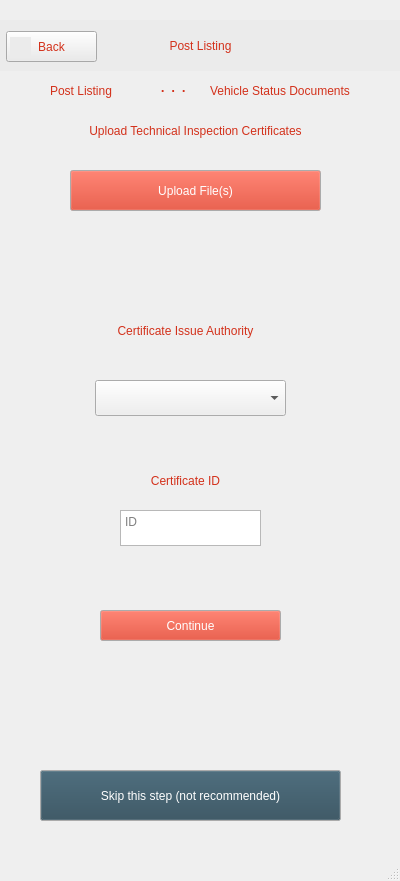
Before: the Qt Designer form src/ui/qt_ui/post_lst_3.ui in st1069364/CarBazaar, drawn with Qt 5.
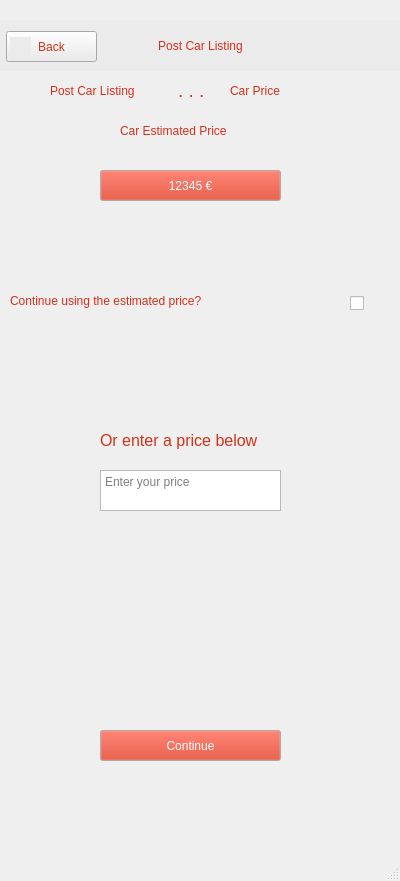
After: the same form once the commit is applied. Icons and pictures are not drawn.

Commit message: Updates in UI Screens and driver code for use case 'Post Car Listing'

Diff of the .ui file:
```diff
--- a/src/ui/qt_ui/post_lst_3.ui
+++ b/src/ui/qt_ui/post_lst_3.ui
@@ -14,49 +14,407 @@
    <string>MainWindow</string>
   </property>
   <widget class="QWidget" name="centralwidget">
-   <widget class="QLabel" name="label_5">
+   <widget class="QLabel" name="label_10">
     <property name="geometry">
      <rect>
-      <x>20</x>
-      <y>80</y>
-      <width>61</width>
-      <height>20</height>
+      <x>178</x>
+      <y>75</y>
+      <width>31</width>
+      <height>31</height>
      </rect>
     </property>
     <property name="text">
-     <string/>
+     <string>&lt;html&gt;&lt;head/&gt;&lt;body&gt;&lt;p&gt;&lt;span style=&quot; font-size:14pt; color:#d3311b;&quot;&gt;. . .&lt;/span&gt;&lt;/p&gt;&lt;/body&gt;&lt;/html&gt;</string>
     </property>
-    <property name="pixmap">
-     <pixmap resource="app_res.qrc">:/resources/resources/arrow.png</pixmap>
-    </property>
    </widget>
-   <widget class="QLabel" name="label_6">
+   <widget class="QLabel" name="label_13">
     <property name="geometry">
      <rect>
-      <x>50</x>
-      <y>80</y>
-      <width>91</width>
+      <x>120</x>
+      <y>120</y>
+      <width>171</width>
       <height>22</height>
      </rect>
     </property>
     <property name="text">
-     <string>&lt;html&gt;&lt;head/&gt;&lt;body&gt;&lt;p&gt;&lt;span style=&quot; color:#d3311b;&quot;&gt;Post Listing&lt;/span&gt;&lt;/p&gt;&lt;/body&gt;&lt;/html&gt;</string>
+     <string>&lt;html&gt;&lt;head/&gt;&lt;body&gt;&lt;p&gt;&lt;span style=&quot; color:#d3311b;&quot;&gt;Car Estimated Price&lt;/span&gt;&lt;/p&gt;&lt;/body&gt;&lt;/html&gt;</string>
     </property>
    </widget>
-   <widget class="QLabel" name="label_8">
+   <widget class="QPushButton" name="continue_button">
     <property name="geometry">
      <rect>
-      <x>0</x>
-      <y>0</y>
-      <width>431</width>
+      <x>100</x>
+      <y>730</y>
+      <width>181</width>
+      <height>31</height>
+     </rect>
+    </property>
+    <property name="palette">
+     <palette>
+      <active>
+       <colorrole role="WindowText">
+        <brush brushstyle="SolidPattern">
+         <color alpha="255">
+          <red>0</red>
+          <green>0</green>
+          <blue>0</blue>
+         </color>
+        </brush>
+       </colorrole>
+       <colorrole role="Button">
+        <brush brushstyle="SolidPattern">
+         <color alpha="255">
+          <red>211</red>
+          <green>49</green>
+          <blue>27</blue>
+         </color>
+        </brush>
+       </colorrole>
+       <colorrole role="Text">
+        <brush brushstyle="SolidPattern">
+         <color alpha="255">
+          <red>0</red>
+          <green>0</green>
+          <blue>0</blue>
+         </color>
+        </brush>
+       </colorrole>
+       <colorrole role="ButtonText">
+        <brush brushstyle="SolidPattern">
+         <color alpha="255">
+          <red>255</red>
+          <green>255</green>
+          <blue>255</blue>
+         </color>
+        </brush>
+       </colorrole>
+       <colorrole role="PlaceholderText">
+        <brush brushstyle="SolidPattern">
+         <color alpha="128">
+          <red>0</red>
+          <green>0</green>
+          <blue>0</blue>
+         </color>
+        </brush>
+       </colorrole>
+      </active>
+      <inactive>
+       <colorrole role="WindowText">
+        <brush brushstyle="SolidPattern">
+         <color alpha="255">
+          <red>0</red>
+          <green>0</green>
+          <blue>0</blue>
+         </color>
+        </brush>
+       </colorrole>
+       <colorrole role="Button">
+        <brush brushstyle="SolidPattern">
+         <color alpha="255">
+          <red>211</red>
+          <green>49</green>
+          <blue>27</blue>
+         </color>
+        </brush>
+       </colorrole>
+       <colorrole role="Text">
+        <brush brushstyle="SolidPattern">
+         <color alpha="255">
+          <red>0</red>
+          <green>0</green>
+          <blue>0</blue>
+         </color>
+        </brush>
+       </colorrole>
+       <colorrole role="ButtonText">
+        <brush brushstyle="SolidPattern">
+         <color alpha="255">
+          <red>255</red>
+          <green>255</green>
+          <blue>255</blue>
+         </color>
+        </brush>
+       </colorrole>
+       <colorrole role="PlaceholderText">
+        <brush brushstyle="SolidPattern">
+         <color alpha="128">
+          <red>0</red>
+          <green>0</green>
+          <blue>0</blue>
+         </color>
+        </brush>
+       </colorrole>
+      </inactive>
+      <disabled>
+       <colorrole role="WindowText">
+        <brush brushstyle="SolidPattern">
+         <color alpha="255">
+          <red>160</red>
+          <green>161</green>
+          <blue>163</blue>
+         </color>
+        </brush>
+       </colorrole>
+       <colorrole role="Button">
+        <brush brushstyle="SolidPattern">
+         <color alpha="255">
+          <red>211</red>
+          <green>49</green>
+          <blue>27</blue>
+         </color>
+        </brush>
+       </colorrole>
+       <colorrole role="Text">
+        <brush brushstyle="SolidPattern">
+         <color alpha="255">
+          <red>170</red>
+          <green>171</green>
+          <blue>172</blue>
+         </color>
+        </brush>
+       </colorrole>
+       <colorrole role="ButtonText">
+        <brush brushstyle="SolidPattern">
+         <color alpha="255">
+          <red>127</red>
+          <green>127</green>
+          <blue>127</blue>
+         </color>
+        </brush>
+       </colorrole>
+       <colorrole role="PlaceholderText">
+        <brush brushstyle="SolidPattern">
+         <color alpha="128">
+          <red>35</red>
+          <green>38</green>
+          <blue>41</blue>
+         </color>
+        </brush>
+       </colorrole>
+      </disabled>
+     </palette>
+    </property>
+    <property name="acceptDrops">
+     <bool>false</bool>
+    </property>
+    <property name="text">
+     <string>Continue</string>
+    </property>
+   </widget>
+   <widget class="QPushButton" name="price_box">
+    <property name="geometry">
+     <rect>
+      <x>100</x>
+      <y>170</y>
+      <width>181</width>
+      <height>31</height>
+     </rect>
+    </property>
+    <property name="palette">
+     <palette>
+      <active>
+       <colorrole role="WindowText">
+        <brush brushstyle="SolidPattern">
+         <color alpha="255">
+          <red>0</red>
+          <green>0</green>
+          <blue>0</blue>
+         </color>
+        </brush>
+       </colorrole>
+       <colorrole role="Button">
+        <brush brushstyle="SolidPattern">
+         <color alpha="255">
+          <red>211</red>
+          <green>49</green>
+          <blue>27</blue>
+         </color>
+        </brush>
+       </colorrole>
+       <colorrole role="Text">
+        <brush brushstyle="SolidPattern">
+         <color alpha="255">
+          <red>0</red>
+          <green>0</green>
+          <blue>0</blue>
+         </color>
+        </brush>
+       </colorrole>
+       <colorrole role="ButtonText">
+        <brush brushstyle="SolidPattern">
+         <color alpha="255">
+          <red>255</red>
+          <green>255</green>
+          <blue>255</blue>
+         </color>
+        </brush>
+       </colorrole>
+       <colorrole role="PlaceholderText">
+        <brush brushstyle="SolidPattern">
+         <color alpha="128">
+          <red>0</red>
+          <green>0</green>
+          <blue>0</blue>
+         </color>
+        </brush>
+       </colorrole>
+      </active>
+      <inactive>
+       <colorrole role="WindowText">
+        <brush brushstyle="SolidPattern">
+         <color alpha="255">
+          <red>0</red>
+          <green>0</green>
+          <blue>0</blue>
+         </color>
+        </brush>
+       </colorrole>
+       <colorrole role="Button">
+        <brush brushstyle="SolidPattern">
+         <color alpha="255">
+          <red>211</red>
+          <green>49</green>
+          <blue>27</blue>
+         </color>
+        </brush>
+       </colorrole>
+       <colorrole role="Text">
+        <brush brushstyle="SolidPattern">
+         <color alpha="255">
+          <red>0</red>
+          <green>0</green>
+          <blue>0</blue>
+         </color>
+        </brush>
+       </colorrole>
+       <colorrole role="ButtonText">
+        <brush brushstyle="SolidPattern">
+         <color alpha="255">
+          <red>255</red>
+          <green>255</green>
+          <blue>255</blue>
+         </color>
+        </brush>
+       </colorrole>
+       <colorrole role="PlaceholderText">
+        <brush brushstyle="SolidPattern">
+         <color alpha="128">
+          <red>0</red>
+          <green>0</green>
+          <blue>0</blue>
+         </color>
+        </brush>
+       </colorrole>
+      </inactive>
+      <disabled>
+       <colorrole role="WindowText">
+        <brush brushstyle="SolidPattern">
+         <color alpha="255">
+          <red>160</red>
+          <green>161</green>
+          <blue>163</blue>
+         </color>
+        </brush>
+       </colorrole>
+       <colorrole role="Button">
+        <brush brushstyle="SolidPattern">
+         <color alpha="255">
+          <red>211</red>
+          <green>49</green>
+          <blue>27</blue>
+         </color>
+        </brush>
+       </colorrole>
+       <colorrole role="Text">
+        <brush brushstyle="SolidPattern">
+         <color alpha="255">
+          <red>170</red>
+          <green>171</green>
+          <blue>172</blue>
+         </color>
+        </brush>
+       </colorrole>
+       <colorrole role="ButtonText">
+        <brush brushstyle="SolidPattern">
+         <color alpha="255">
+          <red>127</red>
+          <green>127</green>
+          <blue>127</blue>
+         </color>
+        </brush>
+       </colorrole>
+       <colorrole role="PlaceholderText">
+        <brush brushstyle="SolidPattern">
+         <color alpha="128">
+          <red>35</red>
+          <green>38</green>
+          <blue>41</blue>
+         </color>
+        </brush>
+       </colorrole>
+      </disabled>
+     </palette>
+    </property>
+    <property name="acceptDrops">
+     <bool>false</bool>
+    </property>
+    <property name="text">
+     <string>12345 €</string>
+    </property>
+   </widget>
+   <widget class="QLabel" name="label_14">
+    <property name="geometry">
+     <rect>
+      <x>10</x>
+      <y>290</y>
+      <width>271</width>
       <height>22</height>
      </rect>
     </property>
     <property name="text">
+     <string>&lt;html&gt;&lt;head/&gt;&lt;body&gt;&lt;p&gt;&lt;span style=&quot; color:#d3311b;&quot;&gt;Continue using the estimated price?&lt;/span&gt;&lt;/p&gt;&lt;/body&gt;&lt;/html&gt;</string>
+    </property>
+   </widget>
+   <widget class="QCheckBox" name="checkBox">
+    <property name="geometry">
+     <rect>
+      <x>350</x>
+      <y>290</y>
+      <width>21</width>
+      <height>26</height>
+     </rect>
+    </property>
+    <property name="text">
      <string/>
     </property>
-    <property name="pixmap">
-     <pixmap resource="app_res.qrc">:/resources/resources/phone_status_bar.png</pixmap>
+    <property name="tristate">
+     <bool>false</bool>
+    </property>
+   </widget>
+   <widget class="QLabel" name="label_15">
+    <property name="geometry">
+     <rect>
+      <x>100</x>
+      <y>430</y>
+      <width>181</width>
+      <height>22</height>
+     </rect>
+    </property>
+    <property name="text">
+     <string>&lt;html&gt;&lt;head/&gt;&lt;body&gt;&lt;p&gt;&lt;span style=&quot; font-size:12pt; color:#d3311b;&quot;&gt;Or enter a price below&lt;/span&gt;&lt;/p&gt;&lt;/body&gt;&lt;/html&gt;</string>
+    </property>
+   </widget>
+   <widget class="QTextEdit" name="textEdit">
+    <property name="geometry">
+     <rect>
+      <x>100</x>
+      <y>470</y>
+      <width>181</width>
+      <height>41</height>
+     </rect>
+    </property>
+    <property name="placeholderText">
+     <string>Enter your price</string>
     </property>
    </widget>
    <widget class="QLabel" name="label_4">
@@ -96,14 +454,14 @@
     <widget class="QLabel" name="label">
      <property name="geometry">
       <rect>
-       <x>170</x>
+       <x>150</x>
        <y>15</y>
-       <width>81</width>
+       <width>121</width>
        <height>22</height>
       </rect>
      </property>
      <property name="text">
-      <string>&lt;html&gt;&lt;head/&gt;&lt;body&gt;&lt;p&gt;&lt;span style=&quot; color:#d3311b;&quot;&gt;Post Listing&lt;/span&gt;&lt;/p&gt;&lt;/body&gt;&lt;/html&gt;</string>
+      <string>&lt;html&gt;&lt;head/&gt;&lt;body&gt;&lt;p&gt;&lt;span style=&quot; color:#d3311b;&quot;&gt;Post Car Listing&lt;/span&gt;&lt;/p&gt;&lt;/body&gt;&lt;/html&gt;</string>
      </property>
      <property name="alignment">
       <set>Qt::AlignCenter</set>
@@ -279,10 +637,26 @@
      </property>
     </widget>
    </widget>
-   <widget class="QLabel" name="label_9">
+   <widget class="QLabel" name="label_8">
     <property name="geometry">
      <rect>
-      <x>130</x>
+      <x>0</x>
+      <y>0</y>
+      <width>431</width>
+      <height>22</height>
+     </rect>
+    </property>
+    <property name="text">
+     <string/>
+    </property>
+    <property name="pixmap">
+     <pixmap resource="app_res.qrc">:/resources/resources/phone_status_bar.png</pixmap>
+    </property>
+   </widget>
+   <widget class="QLabel" name="label_5">
+    <property name="geometry">
+     <rect>
+      <x>20</x>
       <y>80</y>
       <width>61</width>
       <height>20</height>
@@ -295,25 +669,25 @@
      <pixmap resource="app_res.qrc">:/resources/resources/arrow.png</pixmap>
     </property>
    </widget>
-   <widget class="QLabel" name="label_10">
+   <widget class="QLabel" name="label_17">
     <property name="geometry">
      <rect>
-      <x>160</x>
-      <y>70</y>
-      <width>67</width>
-      <height>31</height>
+      <x>230</x>
+      <y>80</y>
+      <width>101</width>
+      <height>22</height>
      </rect>
     </property>
     <property name="text">
-     <string>&lt;html&gt;&lt;head/&gt;&lt;body&gt;&lt;p&gt;&lt;span style=&quot; font-size:14pt; color:#d3311b;&quot;&gt;. . .&lt;/span&gt;&lt;/p&gt;&lt;/body&gt;&lt;/html&gt;</string>
+     <string>&lt;html&gt;&lt;head/&gt;&lt;body&gt;&lt;p&gt;&lt;span style=&quot; color:#d3311b;&quot;&gt;Car Price&lt;/span&gt;&lt;/p&gt;&lt;/body&gt;&lt;/html&gt;</string>
     </property>
    </widget>
    <widget class="QLabel" name="label_11">
     <property name="geometry">
      <rect>
-      <x>180</x>
+      <x>150</x>
       <y>80</y>
-      <width>61</width>
+      <width>31</width>
       <height>20</height>
      </rect>
     </property>
@@ -324,613 +698,33 @@
      <pixmap resource="app_res.qrc">:/resources/resources/arrow.png</pixmap>
     </property>
    </widget>
-   <widget class="QLabel" name="label_12">
-    <property name="geometry">
-     <rect>
-      <x>210</x>
-      <y>80</y>
-      <width>191</width>
-      <height>22</height>
-     </rect>
-    </property>
-    <property name="text">
-     <string>&lt;html&gt;&lt;head/&gt;&lt;body&gt;&lt;p&gt;&lt;span style=&quot; color:#d3311b;&quot;&gt;Vehicle Status Documents&lt;/span&gt;&lt;/p&gt;&lt;/body&gt;&lt;/html&gt;</string>
-    </property>
-   </widget>
-   <widget class="QLabel" name="label_13">
+   <widget class="QLabel" name="label_6">
     <property name="geometry">
      <rect>
       <x>50</x>
-      <y>120</y>
-      <width>291</width>
-      <height>22</height>
-     </rect>
-    </property>
-    <property name="text">
-     <string>&lt;html&gt;&lt;head/&gt;&lt;body&gt;&lt;p&gt;&lt;span style=&quot; color:#d3311b;&quot;&gt;Upload Technical Inspection Certificates&lt;/span&gt;&lt;/p&gt;&lt;/body&gt;&lt;/html&gt;</string>
-    </property>
-    <property name="alignment">
-     <set>Qt::AlignCenter</set>
-    </property>
-   </widget>
-   <widget class="QPushButton" name="upload_button">
-    <property name="geometry">
-     <rect>
-      <x>70</x>
-      <y>170</y>
-      <width>251</width>
-      <height>41</height>
-     </rect>
-    </property>
-    <property name="palette">
-     <palette>
-      <active>
-       <colorrole role="WindowText">
-        <brush brushstyle="SolidPattern">
-         <color alpha="255">
-          <red>0</red>
-          <green>0</green>
-          <blue>0</blue>
-         </color>
-        </brush>
-       </colorrole>
-       <colorrole role="Button">
-        <brush brushstyle="SolidPattern">
-         <color alpha="255">
-          <red>211</red>
-          <green>49</green>
-          <blue>27</blue>
-         </color>
-        </brush>
-       </colorrole>
-       <colorrole role="Text">
-        <brush brushstyle="SolidPattern">
-         <color alpha="255">
-          <red>0</red>
-          <green>0</green>
-          <blue>0</blue>
-         </color>
-        </brush>
-       </colorrole>
-       <colorrole role="ButtonText">
-        <brush brushstyle="SolidPattern">
-         <color alpha="255">
-          <red>255</red>
-          <green>255</green>
-          <blue>255</blue>
-         </color>
-        </brush>
-       </colorrole>
-       <colorrole role="PlaceholderText">
-        <brush brushstyle="SolidPattern">
-         <color alpha="128">
-          <red>0</red>
-          <green>0</green>
-          <blue>0</blue>
-         </color>
-        </brush>
-       </colorrole>
-      </active>
-      <inactive>
-       <colorrole role="WindowText">
-        <brush brushstyle="SolidPattern">
-         <color alpha="255">
-          <red>0</red>
-          <green>0</green>
-          <blue>0</blue>
-         </color>
-        </brush>
-       </colorrole>
-       <colorrole role="Button">
-        <brush brushstyle="SolidPattern">
-         <color alpha="255">
-          <red>211</red>
-          <green>49</green>
-          <blue>27</blue>
-         </color>
-        </brush>
-       </colorrole>
-       <colorrole role="Text">
-        <brush brushstyle="SolidPattern">
-         <color alpha="255">
-          <red>0</red>
-          <green>0</green>
-          <blue>0</blue>
-         </color>
-        </brush>
-       </colorrole>
-       <colorrole role="ButtonText">
-        <brush brushstyle="SolidPattern">
-         <color alpha="255">
-          <red>255</red>
-          <green>255</green>
-          <blue>255</blue>
-         </color>
-        </brush>
-       </colorrole>
-       <colorrole role="PlaceholderText">
-        <brush brushstyle="SolidPattern">
-         <color alpha="128">
-          <red>0</red>
-          <green>0</green>
-          <blue>0</blue>
-         </color>
-        </brush>
-       </colorrole>
-      </inactive>
-      <disabled>
-       <colorrole role="WindowText">
-        <brush brushstyle="SolidPattern">
-         <color alpha="255">
-          <red>160</red>
-          <green>161</green>
-          <blue>163</blue>
-         </color>
-        </brush>
-       </colorrole>
-       <colorrole role="Button">
-        <brush brushstyle="SolidPattern">
-         <color alpha="255">
-          <red>211</red>
-          <green>49</green>
-          <blue>27</blue>
-         </color>
-        </brush>
-       </colorrole>
-       <colorrole role="Text">
-        <brush brushstyle="SolidPattern">
-         <color alpha="255">
-          <red>170</red>
-          <green>171</green>
-          <blue>172</blue>
-         </color>
-        </brush>
-       </colorrole>
-       <colorrole role="ButtonText">
-        <brush brushstyle="SolidPattern">
-         <color alpha="255">
-          <red>127</red>
-          <green>127</green>
-          <blue>127</blue>
-         </color>
-        </brush>
-       </colorrole>
-       <colorrole role="PlaceholderText">
-        <brush brushstyle="SolidPattern">
-         <color alpha="128">
-          <red>35</red>
-          <green>38</green>
-          <blue>41</blue>
-         </color>
-        </brush>
-       </colorrole>
-      </disabled>
-     </palette>
-    </property>
-    <property name="acceptDrops">
-     <bool>false</bool>
-    </property>
-    <property name="text">
-     <string>Upload File(s)</string>
-    </property>
-   </widget>
-   <widget class="QLabel" name="label_14">
-    <property name="geometry">
-     <rect>
-      <x>280</x>
-      <y>175</y>
-      <width>67</width>
-      <height>31</height>
-     </rect>
-    </property>
-    <property name="text">
-     <string/>
-    </property>
-    <property name="pixmap">
-     <pixmap resource="app_res.qrc">:/resources/resources/upload_clip.png</pixmap>
-    </property>
-   </widget>
-   <widget class="QLabel" name="label_15">
-    <property name="geometry">
-     <rect>
-      <x>90</x>
-      <y>320</y>
-      <width>191</width>
-      <height>22</height>
-     </rect>
-    </property>
-    <property name="text">
-     <string>&lt;html&gt;&lt;head/&gt;&lt;body&gt;&lt;p&gt;&lt;span style=&quot; color:#d3311b;&quot;&gt;Certificate Issue Authority&lt;/span&gt;&lt;/p&gt;&lt;/body&gt;&lt;/html&gt;</string>
-    </property>
-    <property name="alignment">
-     <set>Qt::AlignCenter</set>
-    </property>
-   </widget>
-   <widget class="QComboBox" name="comboBox">
-    <property name="geometry">
-     <rect>
-      <x>95</x>
-      <y>380</y>
-      <width>191</width>
-      <height>36</height>
-     </rect>
-    </property>
-    <property name="currentText">
-     <string/>
-    </property>
-    <property name="placeholderText">
-     <string>Select</string>
-    </property>
-    <item>
-     <property name="text">
-      <string>FastChecks</string>
-     </property>
-    </item>
-    <item>
-     <property name="text">
-      <string>QualityChecks</string>
-     </property>
-    </item>
-    <item>
-     <property name="text">
-      <string>WeCheckYourCar</string>
-     </property>
-    </item>
-    <item>
-     <property name="text">
-      <string>Other</string>
-     </property>
-    </item>
-   </widget>
-   <widget class="QLabel" name="label_16">
-    <property name="geometry">
-     <rect>
-      <x>130</x>
-      <y>470</y>
+      <y>80</y>
       <width>111</width>
       <height>22</height>
      </rect>
     </property>
     <property name="text">
-     <string>&lt;html&gt;&lt;head/&gt;&lt;body&gt;&lt;p&gt;&lt;span style=&quot; color:#d3311b;&quot;&gt;Certificate ID&lt;/span&gt;&lt;/p&gt;&lt;/body&gt;&lt;/html&gt;</string>
+     <string>&lt;html&gt;&lt;head/&gt;&lt;body&gt;&lt;p&gt;&lt;span style=&quot; color:#d3311b;&quot;&gt;Post Car Listing&lt;/span&gt;&lt;/p&gt;&lt;/body&gt;&lt;/html&gt;</string>
     </property>
-    <property name="alignment">
-     <set>Qt::AlignCenter</set>
-    </property>
    </widget>
-   <widget class="QTextEdit" name="textEdit">
+   <widget class="QLabel" name="label_9">
     <property name="geometry">
      <rect>
-      <x>120</x>
-      <y>510</y>
-      <width>141</width>
-      <height>36</height>
+      <x>200</x>
+      <y>80</y>
+      <width>31</width>
+      <height>20</height>
      </rect>
     </property>
-    <property name="placeholderText">
-     <string>ID</string>
-    </property>
-   </widget>
-   <widget class="QPushButton" name="continue_button">
-    <property name="geometry">
-     <rect>
-      <x>100</x>
-      <y>610</y>
-      <width>181</width>
-      <height>31</height>
-     </rect>
-    </property>
-    <property name="palette">
-     <palette>
-      <active>
-       <colorrole role="WindowText">
-        <brush brushstyle="SolidPattern">
-         <color alpha="255">
-          <red>0</red>
-          <green>0</green>
-          <blue>0</blue>
-         </color>
-        </brush>
-       </colorrole>
-       <colorrole role="Button">
-        <brush brushstyle="SolidPattern">
-         <color alpha="255">
-          <red>211</red>
-          <green>49</green>
-          <blue>27</blue>
-         </color>
-        </brush>
-       </colorrole>
-       <colorrole role="Text">
-        <brush brushstyle="SolidPattern">
-         <color alpha="255">
-          <red>0</red>
-          <green>0</green>
-          <blue>0</blue>
-         </color>
-        </brush>
-       </colorrole>
-       <colorrole role="ButtonText">
-        <brush brushstyle="SolidPattern">
-         <color alpha="255">
-          <red>255</red>
-          <green>255</green>
-          <blue>255</blue>
-         </color>
-        </brush>
-       </colorrole>
-       <colorrole role="PlaceholderText">
-        <brush brushstyle="SolidPattern">
-         <color alpha="128">
-          <red>0</red>
-          <green>0</green>
-          <blue>0</blue>
-         </color>
-        </brush>
-       </colorrole>
-      </active>
-      <inactive>
-       <colorrole role="WindowText">
-        <brush brushstyle="SolidPattern">
-         <color alpha="255">
-          <red>0</red>
-          <green>0</green>
-          <blue>0</blue>
-         </color>
-        </brush>
-       </colorrole>
-       <colorrole role="Button">
-        <brush brushstyle="SolidPattern">
-         <color alpha="255">
-          <red>211</red>
-          <green>49</green>
-          <blue>27</blue>
-         </color>
-        </brush>
-       </colorrole>
-       <colorrole role="Text">
-        <brush brushstyle="SolidPattern">
-         <color alpha="255">
-          <red>0</red>
-          <green>0</green>
-          <blue>0</blue>
-         </color>
-        </brush>
-       </colorrole>
-       <colorrole role="ButtonText">
-        <brush brushstyle="SolidPattern">
-         <color alpha="255">
-          <red>255</red>
-          <green>255</green>
-          <blue>255</blue>
-         </color>
-        </brush>
-       </colorrole>
-       <colorrole role="PlaceholderText">
-        <brush brushstyle="SolidPattern">
-         <color alpha="128">
-          <red>0</red>
-          <green>0</green>
-          <blue>0</blue>
-         </color>
-        </brush>
-       </colorrole>
-      </inactive>
-      <disabled>
-       <colorrole role="WindowText">
-        <brush brushstyle="SolidPattern">
-         <color alpha="255">
-          <red>160</red>
-          <green>161</green>
-          <blue>163</blue>
-         </color>
-        </brush>
-       </colorrole>
-       <colorrole role="Button">
-        <brush brushstyle="SolidPattern">
-         <color alpha="255">
-          <red>211</red>
-          <green>49</green>
-          <blue>27</blue>
-         </color>
-        </brush>
-       </colorrole>
-       <colorrole role="Text">
-        <brush brushstyle="SolidPattern">
-         <color alpha="255">
-          <red>170</red>
-          <green>171</green>
-          <blue>172</blue>
-         </color>
-        </brush>
-       </colorrole>
-       <colorrole role="ButtonText">
-        <brush brushstyle="SolidPattern">
-         <color alpha="255">
-          <red>127</red>
-          <green>127</green>
-          <blue>127</blue>
-         </color>
-        </brush>
-       </colorrole>
-       <colorrole role="PlaceholderText">
-        <brush brushstyle="SolidPattern">
-         <color alpha="128">
-          <red>35</red>
-          <green>38</green>
-          <blue>41</blue>
-         </color>
-        </brush>
-       </colorrole>
-      </disabled>
-     </palette>
-    </property>
-    <property name="acceptDrops">
-     <bool>false</bool>
-    </property>
     <property name="text">
-     <string>Continue</string>
+     <string/>
     </property>
-   </widget>
-   <widget class="QPushButton" name="skip_button">
-    <property name="geometry">
-     <rect>
-      <x>40</x>
-      <y>770</y>
-      <width>301</width>
-      <height>51</height>
-     </rect>
-    </property>
-    <property name="palette">
-     <palette>
-      <active>
-       <colorrole role="WindowText">
-        <brush brushstyle="SolidPattern">
-         <color alpha="255">
-          <red>0</red>
-          <green>0</green>
-          <blue>0</blue>
-         </color>
-        </brush>
-       </colorrole>
-       <colorrole role="Button">
-        <brush brushstyle="SolidPattern">
-         <color alpha="255">
-          <red>45</red>
-          <green>75</green>
-          <blue>90</blue>
-         </color>
-        </brush>
-       </colorrole>
-       <colorrole role="Text">
-        <brush brushstyle="SolidPattern">
-         <color alpha="255">
-          <red>0</red>
-          <green>0</green>
-          <blue>0</blue>
-         </color>
-        </brush>
-       </colorrole>
-       <colorrole role="ButtonText">
-        <brush brushstyle="SolidPattern">
-         <color alpha="255">
-          <red>255</red>
-          <green>255</green>
-          <blue>255</blue>
-         </color>
-        </brush>
-       </colorrole>
-       <colorrole role="PlaceholderText">
-        <brush brushstyle="SolidPattern">
-         <color alpha="128">
-          <red>0</red>
-          <green>0</green>
-          <blue>0</blue>
-         </color>
-        </brush>
-       </colorrole>
-      </active>
-      <inactive>
-       <colorrole role="WindowText">
-        <brush brushstyle="SolidPattern">
-         <color alpha="255">
-          <red>0</red>
-          <green>0</green>
-          <blue>0</blue>
-         </color>
-        </brush>
-       </colorrole>
-       <colorrole role="Button">
-        <brush brushstyle="SolidPattern">
-         <color alpha="255">
-          <red>45</red>
-          <green>75</green>
-          <blue>90</blue>
-         </color>
-        </brush>
-       </colorrole>
-       <colorrole role="Text">
-        <brush brushstyle="SolidPattern">
-         <color alpha="255">
-          <red>0</red>
-          <green>0</green>
-          <blue>0</blue>
-         </color>
-        </brush>
-       </colorrole>
-       <colorrole role="ButtonText">
-        <brush brushstyle="SolidPattern">
-         <color alpha="255">
-          <red>255</red>
-          <green>255</green>
-          <blue>255</blue>
-         </color>
-        </brush>
-       </colorrole>
-       <colorrole role="PlaceholderText">
-        <brush brushstyle="SolidPattern">
-         <color alpha="128">
-          <red>0</red>
-          <green>0</green>
-          <blue>0</blue>
-         </color>
-        </brush>
-       </colorrole>
-      </inactive>
-      <disabled>
-       <colorrole role="WindowText">
-        <brush brushstyle="SolidPattern">
-         <color alpha="255">
-          <red>160</red>
-          <green>161</green>
-          <blue>163</blue>
-         </color>
-        </brush>
-       </colorrole>
-       <colorrole role="Button">
-        <brush brushstyle="SolidPattern">
-         <color alpha="255">
-          <red>45</red>
-          <green>75</green>
-          <blue>90</blue>
-         </color>
-        </brush>
-       </colorrole>
-       <colorrole role="Text">
-        <brush brushstyle="SolidPattern">
-         <color alpha="255">
-          <red>170</red>
-          <green>171</green>
-          <blue>172</blue>
-         </color>
-        </brush>
-       </colorrole>
-       <colorrole role="ButtonText">
-        <brush brushstyle="SolidPattern">
-         <color alpha="255">
-          <red>127</red>
-          <green>127</green>
-          <blue>127</blue>
-         </color>
-        </brush>
-       </colorrole>
-       <colorrole role="PlaceholderText">
-        <brush brushstyle="SolidPattern">
-         <color alpha="128">
-          <red>35</red>
-          <green>38</green>
-          <blue>41</blue>
-         </color>
-        </brush>
-       </colorrole>
-      </disabled>
-     </palette>
-    </property>
-    <property name="acceptDrops">
-     <bool>false</bool>
-    </property>
-    <property name="text">
-     <string>Skip this step (not recommended)</string>
+    <property name="pixmap">
+     <pixmap resource="app_res.qrc">:/resources/resources/arrow.png</pixmap>
     </property>
    </widget>
   </widget>
```
The commit also changes 5 other files.
